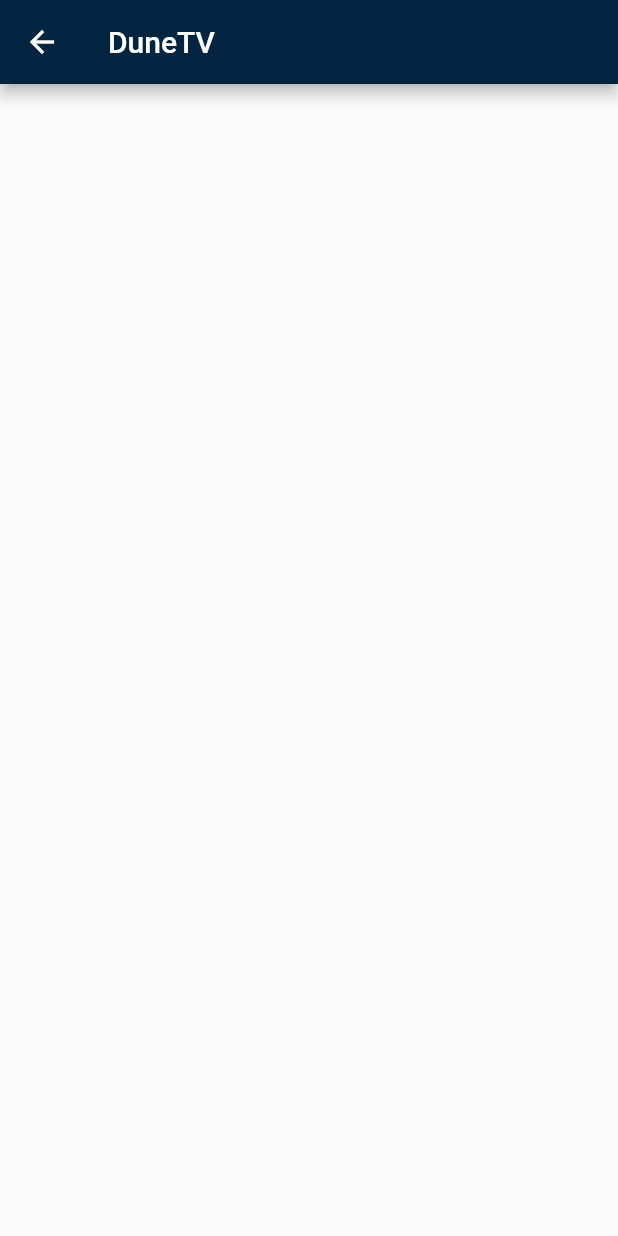
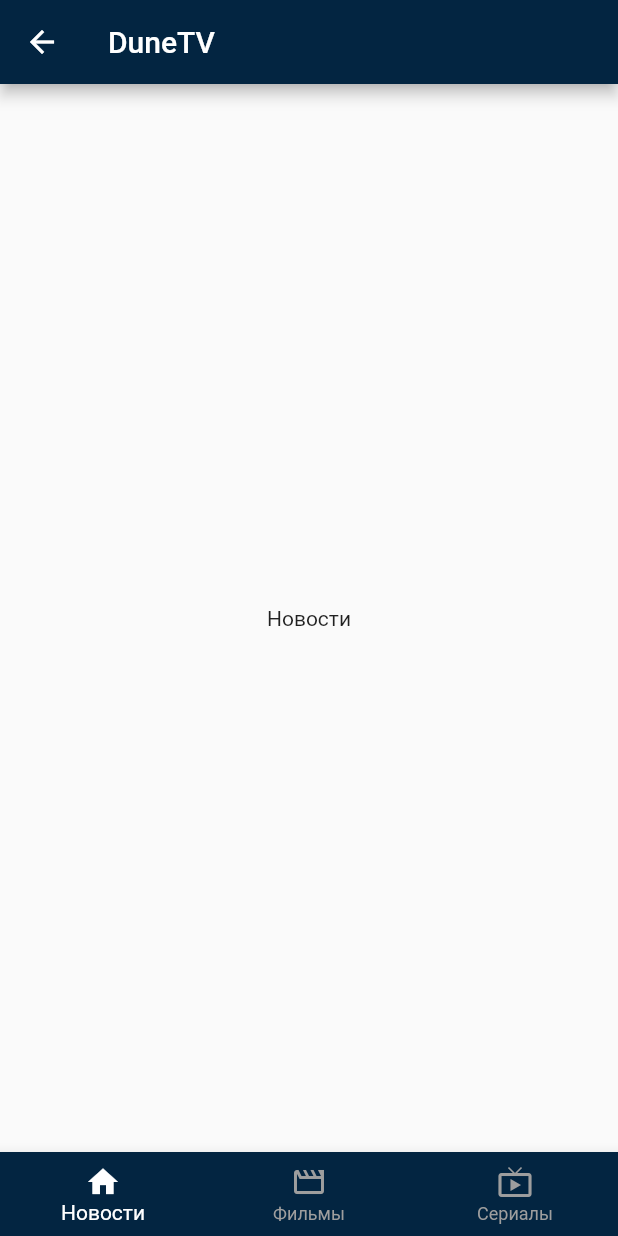
Before and after one commit to dune6/dart-flutter-samples, a Flutter app: the MainScreenWidget screen opened by its route, on a phone screen of 412 x 824 dp. Run offline on Flutter 3.47's test engine with Material 2 defaults, Android fonts, the phone set to English and light mode, and no system bars.

```diff
--- /dev/null
+++ b/flutter/themoviedb/lib/theme/app_colors.dart
@@ -0,0 +1,5 @@
+import 'package:flutter/material.dart';
+
+abstract class AppColors {
+  static const mainDarkBlue = Color.fromARGB(255, 3, 37, 65);
+}
--- a/flutter/themoviedb/lib/widgets/auth/auth_widget.dart
+++ b/flutter/themoviedb/lib/widgets/auth/auth_widget.dart
@@ -72,8 +72,8 @@ class _FormWidget extends StatefulWidget {
 }
 
 class _FormWidgetState extends State<_FormWidget> {
-  final _loginTextController = TextEditingController();
-  final _passwordTextController = TextEditingController();
+  final _loginTextController = TextEditingController(text: 'admin');
+  final _passwordTextController = TextEditingController(text: 'admin');
 
   String? _errorText;
 
--- a/flutter/themoviedb/lib/widgets/main_screen/main_screen_widget.dart
+++ b/flutter/themoviedb/lib/widgets/main_screen/main_screen_widget.dart
@@ -8,12 +8,48 @@ class MainScreenWidget extends StatefulWidget {
 }
 
 class _MainScreenWidgetState extends State<MainScreenWidget> {
+  int _selectedNavBarItem = 0;
+
+  static const List<Widget> _widgetOptions = <Widget>[
+    Text('Новости'),
+    Text('Фильмы'),
+    Text('Сериалы'),
+  ];
+
+  void onSelectTab(int index) {
+    setState(() {
+      if (_selectedNavBarItem == index) return;
+      _selectedNavBarItem = index;
+    });
+  }
+
   @override
   Widget build(BuildContext context) {
     return Scaffold(
       appBar: AppBar(
         title: const Text('DuneTV'),
       ),
+      body: Center(
+        child: _widgetOptions[_selectedNavBarItem],
+      ),
+      bottomNavigationBar: BottomNavigationBar(
+        currentIndex: _selectedNavBarItem,
+        items: const [
+          BottomNavigationBarItem(
+            label: 'Новости',
+            icon: Icon(Icons.home),
+          ),
+          BottomNavigationBarItem(
+            label: 'Фильмы',
+            icon: Icon(Icons.movie_creation_outlined),
+          ),
+          BottomNavigationBarItem(
+            label: 'Сериалы',
+            icon: Icon(Icons.live_tv),
+          ),
+        ],
+        onTap: onSelectTab,
+      ),
     );
   }
 }
```
Also changed, not shown: flutter/themoviedb/lib/main.dart (+7 -1 lines).
